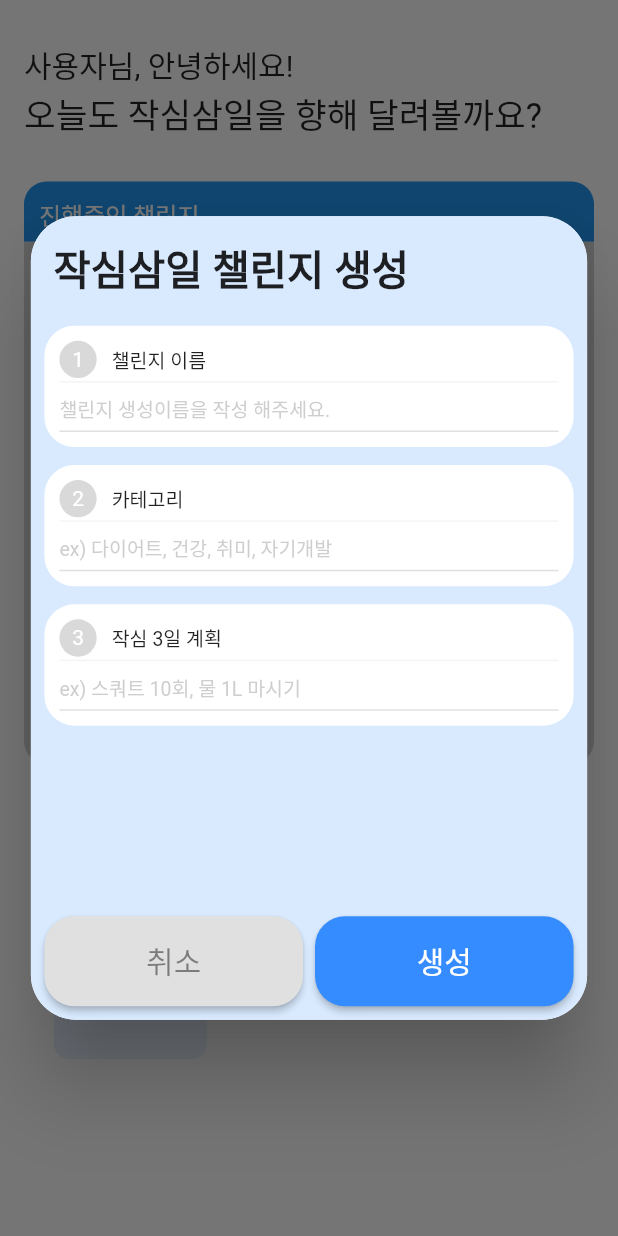
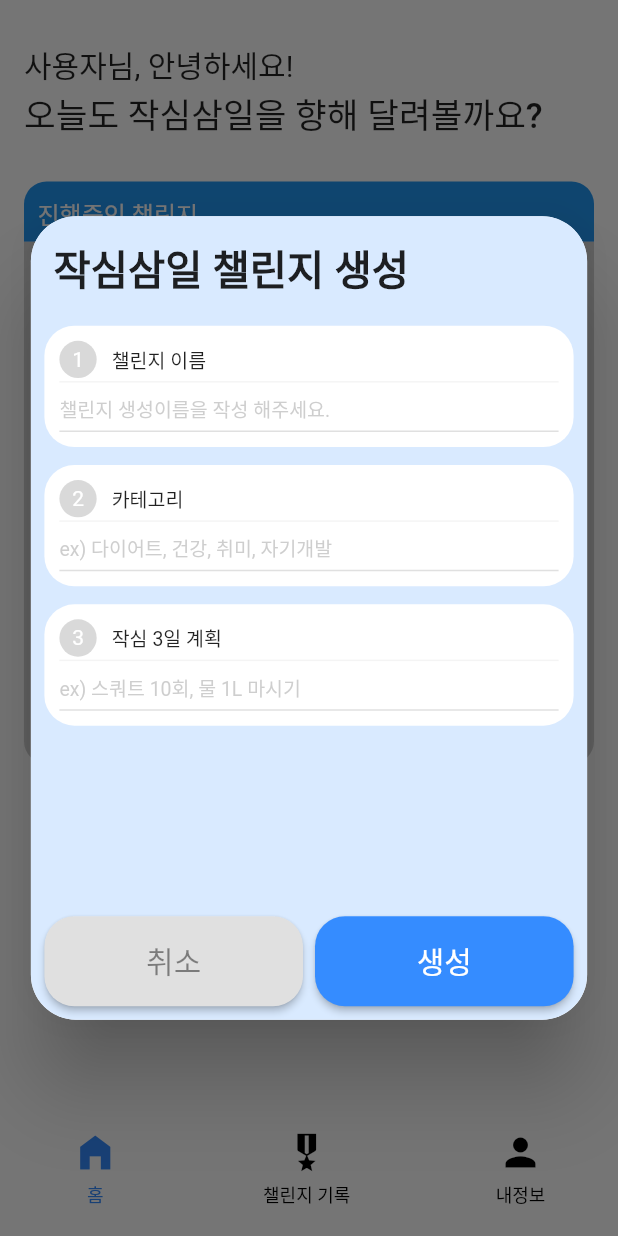
Before and after one commit to koss-winter-team2/frontend, a Flutter app: the HomeScreen screen opened directly, after a tap on the "add" icon, on a phone screen of 412 x 824 dp. Run offline on Flutter 3.47's test engine with Material 3 defaults, Android fonts, the light colour scheme and no system bars; our stand-ins replace image_picker, logger, stroke_text; Roboto replaces fonts that are missing (Pretendard); project files that could hold a hidden picture were left out.

Commit message:
[FEAT] Scaffold 텍스트 오류 수정, 내비바 연결

```diff
--- a/lib/screens/home_screen.dart
+++ b/lib/screens/home_screen.dart
@@ -1,7 +1,6 @@
-import 'package:flutter/cupertino.dart';
 import 'package:flutter/material.dart';
 
-import '../utils/logger.dart';
+import '../widgets/bottom_navbar_widget.dart';
 
 class HomeScreen extends StatefulWidget {
   const HomeScreen({super.key});
@@ -18,6 +17,8 @@ class _HomeScreenState extends State<HomeScreen> {
   late AutovalidateMode _autovalidateMode;
 
   late bool _isEnavled;
+
+  int _currentIndex = 0;
 
   @override
   void dispose() {
@@ -41,7 +42,7 @@ class _HomeScreenState extends State<HomeScreen> {
       context: context,
       builder: (context) {
         return Dialog(
-          insetPadding: EdgeInsets.all(20),
+          insetPadding: const EdgeInsets.all(20),
           shape: RoundedRectangleBorder(
             borderRadius: BorderRadius.circular(30),
           ),
@@ -50,12 +51,12 @@ class _HomeScreenState extends State<HomeScreen> {
             key: _globalKey,
             child: Container(
               decoration: BoxDecoration(
-                color: Color(0xFFD9EAFF),
+                color: const Color(0xFFD9EAFF),
                 borderRadius: BorderRadius.circular(30),
               ),
               width: MediaQuery.of(context).size.width * 0.9,
               height: MediaQuery.of(context).size.height * 0.65,
-              padding: EdgeInsets.all(9),
+              padding: const EdgeInsets.all(9),
               child: Column(
                 crossAxisAlignment: CrossAxisAlignment.start,
                 children: [
@@ -112,7 +113,7 @@ class _HomeScreenState extends State<HomeScreen> {
                             shape: RoundedRectangleBorder(
                               borderRadius: BorderRadius.circular(20),
                             ),
-                            padding: EdgeInsets.symmetric(vertical: 15),
+                            padding: const EdgeInsets.symmetric(vertical: 15),
                             backgroundColor: Colors.grey[300],
                           ),
                           child: const Text(
@@ -125,7 +126,7 @@ class _HomeScreenState extends State<HomeScreen> {
                           ),
                         ),
                       ),
-                      SizedBox(width: 8),
+                      const SizedBox(width: 8),
                       Expanded(
                         child: ElevatedButton(
                           onPressed: _isEnavled
@@ -134,18 +135,10 @@ class _HomeScreenState extends State<HomeScreen> {
                                   if (form == null || !form.validate()) {
                                     return;
                                   }
-
                                   setState(() {
                                     _autovalidateMode = AutovalidateMode.always;
                                     _isEnavled = false;
                                   });
-
-                                  logger.d(_challengeGoalController.text);
-                                  logger.d(
-                                    _challengeNameEditingController.text,
-                                  );
-                                  logger.d(_challengePlanController.text);
-
                                   Navigator.pop(context);
                                 }
                               : null,
@@ -153,8 +146,8 @@ class _HomeScreenState extends State<HomeScreen> {
                             shape: RoundedRectangleBorder(
                               borderRadius: BorderRadius.circular(20),
                             ),
-                            padding: EdgeInsets.symmetric(vertical: 15),
-                            backgroundColor: Color(0xFF358CFF),
+                            padding: const EdgeInsets.symmetric(vertical: 15),
+                            backgroundColor: const Color(0xFF358CFF),
                           ),
                           child: const Text(
                             '생성',
@@ -240,7 +233,9 @@ class _HomeScreenState extends State<HomeScreen> {
 
   @override
   Widget build(BuildContext context) {
-    return Padding(
+    return Scaffold(
+      body: SafeArea(
+        child: Padding(
           padding: const EdgeInsets.symmetric(horizontal: 16),
           child: Column(
             crossAxisAlignment: CrossAxisAlignment.start,
@@ -250,7 +245,7 @@ class _HomeScreenState extends State<HomeScreen> {
                 '사용자님, 안녕하세요!',
                 style: TextStyle(
                   fontFamily: 'Pretendard',
-              fontWeight: FontWeight.normal,
+                  fontWeight: FontWeight.w400,
                   fontSize: 20,
                 ),
               ),
@@ -258,7 +253,7 @@ class _HomeScreenState extends State<HomeScreen> {
                 '오늘도 작심삼일을 향해 달려볼까요?',
                 style: TextStyle(
                   fontFamily: 'Pretendard',
-              fontWeight: FontWeight.normal,
+                  fontWeight: FontWeight.w500,
                   fontSize: 23,
                 ),
               ),
@@ -274,13 +269,14 @@ class _HomeScreenState extends State<HomeScreen> {
                   ),
                 ),
                 child: const Padding(
-              padding: EdgeInsets.all(10.0),
+                  padding: EdgeInsets.all(9),
                   child: Text(
                     '진행중인 챌린지',
                     style: TextStyle(
                       fontSize: 16,
                       color: Colors.white,
                       fontFamily: 'Pretendard',
+                      fontWeight: FontWeight.w500,
                     ),
                   ),
                 ),
@@ -299,11 +295,15 @@ class _HomeScreenState extends State<HomeScreen> {
                   //요부분 나중에 챌린지 생성하면 화면 바뀌도록!! InProgressChallengeWidget() 으로 바꾸기
                   child: Text(
                     '현재 진행중인 챌린지가 없어요.. \n신규 챌린지를 생성하여, 도전해보세요!',
-                style: TextStyle(fontSize: 16, fontFamily: 'Pretendard'),
+                    style: TextStyle(
+                      fontSize: 16,
+                      fontFamily: 'Pretendard',
+                      fontWeight: FontWeight.w400,
                     ),
                   ),
                 ),
-          const SizedBox(height: 80),
+              ),
+              const SizedBox(height: 20),
               Padding(
                 padding: const EdgeInsets.all(20),
                 child: Row(
@@ -330,11 +330,15 @@ class _HomeScreenState extends State<HomeScreen> {
                         ),
                       ),
                     ),
-                const SizedBox(width: 32),
+                    const SizedBox(width: 40),
                     const Center(
                       child: Text(
                         '신규 챌린지 생성',
-                    style: TextStyle(fontFamily: 'Pretendard', fontSize: 24),
+                        style: TextStyle(
+                          fontFamily: 'Pretendard',
+                          fontSize: 20,
+                          fontWeight: FontWeight.w500,
+                        ),
                       ),
                     ),
                   ],
@@ -342,6 +346,16 @@ class _HomeScreenState extends State<HomeScreen> {
               ),
             ],
           ),
+        ),
+      ),
+      bottomNavigationBar: BottomNavbarWidget(
+        currentIndex: _currentIndex,
+        onTap: (index) {
+          setState(() {
+            _currentIndex = index;
+          });
+        },
+      ),
     );
   }
 }
--- a/lib/screens/intro_screen.dart
+++ b/lib/screens/intro_screen.dart
@@ -1,7 +1,7 @@
 import 'package:flutter/material.dart';
 import 'package:stroke_text/stroke_text.dart';
 
-import 'certification_screen.dart';
+import 'home_screen.dart';
 
 class IntroScreen extends StatefulWidget {
   const IntroScreen({super.key});
@@ -18,7 +18,7 @@ class _IntroScreenState extends State<IntroScreen> {
     Future.delayed(const Duration(seconds: 2), () {
       Navigator.pushReplacement(
         context,
-        MaterialPageRoute(builder: (context) => const CertificationScreen()),
+        MaterialPageRoute(builder: (context) => const HomeScreen()),
       );
     });
   }
```
Lines whose indentation alone changed are shown as unchanged.
